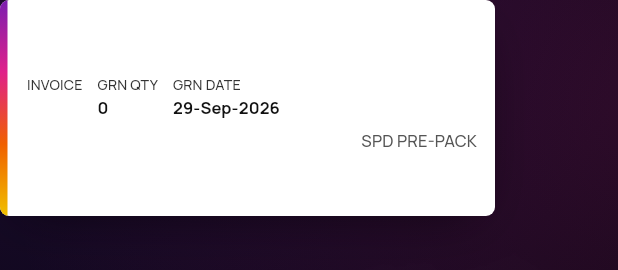
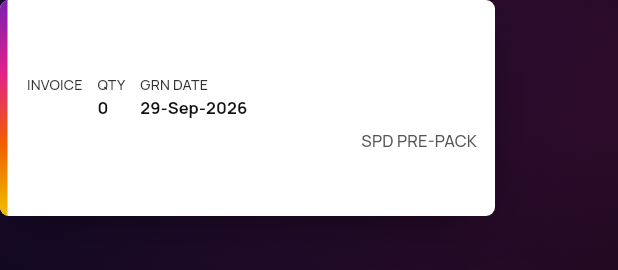
Before and after one commit to vistarlogitekdeveloper/Vistar_SPD_FE, a Flutter app: the LabelCard widget shown alone on an empty page, opened directly with empty values, on a phone screen of 412 x 824 dp. Shown: the top 270 px of the screen. Run offline on Flutter 3.47's test engine with Material 3 defaults, Android fonts, the phone set to English and light mode, and no system bars; our stand-ins replace dio, file_picker, flutter_riverpod, go_router, google_fonts, printing and 1 more; missing offline and left inert: file_saver; accounts and stored records are empty; network calls fail; project files that could hold a hidden picture were left out.

Commit message:
FR-3.5: show every label an MOQ-split line prints
A line of 350 with an MOQ of 300 now previews as two labels, 300 and 50,
rather than one label for the whole quantity. LabelPreview carries a list
of LabelUnit, each with its own quantity, QR and barcode, and LabelCard
draws one of them.

Each card shows that pack's quantity in the QTY field, and — only when
the line was actually split — a "1 of 2 · GRN 350" marker, so FR-3.1's
GRN quantity is still on the label beside the pack's share. A line
without an MOQ renders exactly as it did before the rule: no marker, no
second number, nothing to re-approve.

The print dialog states the arithmetic it is about to commit stock to
("MOQ 300 against a GRN quantity of 350 SET — 300 + 50") and lays the
labels out side by side, because a Supervisor pressing Print on a split
line should see both pouches first.

Co-Authored-By: Claude Opus 5 <noreply@anthropic.com>

```diff
--- a/lib/data/repository.dart
+++ b/lib/data/repository.dart
@@ -120,9 +120,17 @@ class SpdRepository {
     return LabelPreview(
       line: GrnLine(_m(res['line'])),
       template: '${res['template']}',
-      payload: '${res['payload']}',
-      qr: (res['qr'] as List).map((row) => (row as List).map((c) => c == 1).toList()).toList(),
-      barcode: (res['barcode'] as List).map((e) => (e as num).toInt()).toList(),
+      labels: [
+        for (final l in (res['labels'] as List? ?? const []))
+          LabelUnit(
+            index: (l['index'] as num?)?.toInt() ?? 1,
+            of: (l['of'] as num?)?.toInt() ?? 1,
+            qty: (l['qty'] as num?) ?? 0,
+            payload: '${l['payload']}',
+            qr: (l['qr'] as List).map((row) => (row as List).map((c) => c == 1).toList()).toList(),
+            barcode: (l['barcode'] as List).map((e) => (e as num).toInt()).toList(),
+          ),
+      ],
       alreadyPrinted: res['alreadyPrinted'] == true,
     );
   }
@@ -377,21 +385,42 @@ class LineDetail {
   final List<Allocation> allocations;
 }
 
+/// FR-3.5 — one printed label. A line with an MOQ of 300 and a GRN quantity of
+/// 350 yields two of these, 300 and 50, each with its own quantity and QR.
+class LabelUnit {
+  LabelUnit({
+    required this.index,
+    required this.of,
+    required this.qty,
+    required this.payload,
+    required this.qr,
+    required this.barcode,
+  });
+  final int index;
+  final int of;
+  final num qty;
+  final String payload;
+  final List<List<bool>> qr;
+  final List<int> barcode;
+
+  bool get isSplit => of > 1;
+  String get marker => '$index of $of';
+}
+
 class LabelPreview {
   LabelPreview({
     required this.line,
     required this.template,
-    required this.payload,
-    required this.qr,
-    required this.barcode,
+    required this.labels,
     required this.alreadyPrinted,
   });
   final GrnLine line;
   final String template;
-  final String payload;
-  final List<List<bool>> qr;
-  final List<int> barcode;
+  final List<LabelUnit> labels;
   final bool alreadyPrinted;
+
+  /// The first label, for the callers that only ever show one.
+  LabelUnit get first => labels.first;
 }
 
 class MemberQueue {
--- a/lib/models/models.dart
+++ b/lib/models/models.dart
@@ -62,6 +62,10 @@ class GrnLine {
   String get vendor => '${raw['vendor'] ?? ''}';
   String get grnDate => '${raw['grn_date'] ?? ''}';
   num get grnQty => numOf(raw['grn_qty']);
+
+  /// FR-3.5 — the pack size the line's labels are split by, when the GRN
+  /// export carried one.
+  num? get moq => raw['moq'] == null ? null : numOf(raw['moq']);
   num get packed => numOf(raw['packed']);
   num get pending => numOf(raw['pending']);
   int get pouches => intOf(raw['pouches']);
--- a/lib/ui/widgets/label_card.dart
+++ b/lib/ui/widgets/label_card.dart
@@ -11,14 +11,20 @@ import '../../data/repository.dart';
 /// same code that draws the PDF — so what a supervisor approves on screen is
 /// what the printer produces, rather than two implementations that agree today.
 class LabelCard extends StatelessWidget {
-  const LabelCard({super.key, required this.preview, this.width = 330});
+  const LabelCard({super.key, required this.preview, this.unit, this.width = 330});
 
   final LabelPreview preview;
+
+  /// FR-3.5 — which of the line's labels to draw. Defaults to the first, which
+  /// is the only one for a line without an MOQ.
+  final LabelUnit? unit;
+
   final double width;
 
   @override
   Widget build(BuildContext context) {
     final l = preview.line;
+    final u = unit ?? (preview.labels.isEmpty ? null : preview.first);
     return Container(
       width: width,
       clipBehavior: Clip.antiAlias,
@@ -57,13 +63,23 @@ class LabelCard extends StatelessWidget {
                   // rather than overflowing if `width` is set narrower.
                   Wrap(spacing: 10, runSpacing: 4, children: [
                     _Field('INVOICE', l.invoiceNo),
-                    _Field('GRN QTY', '${nf(l.grnQty)} ${l.uom}'),
+                    // This pack's own quantity, which is the whole GRN quantity
+                    // unless the line was split by MOQ.
+                    _Field('QTY', '${nf(u?.qty ?? l.grnQty)} ${l.uom}'),
                     _Field('GRN DATE', fmtD(l.grnDate)),
                   ]),
+                  // FR-3.1 still wants the GRN quantity on the label, so when
+                  // QTY is only this pack's share, both numbers are printed.
+                  if (u != null && u.isSplit) ...[
+                    const SizedBox(height: 4),
+                    Text('${u.marker}  ·  GRN ${nf(l.grnQty)} ${l.uom}',
+                        style: body(size: 10, weight: FontWeight.w800, color: const Color(0xFF14091F)),
+                        maxLines: 1, overflow: TextOverflow.ellipsis),
+                  ],
                 ]),
               ),
               const SizedBox(width: 10),
-              _Qr(modules: preview.qr, size: 62),
+              _Qr(modules: u?.qr ?? const [], size: 62),
             ]),
             const SizedBox(height: 6),
             Row(crossAxisAlignment: CrossAxisAlignment.end, children: [
@@ -76,7 +92,7 @@ class LabelCard extends StatelessWidget {
               Text('SPD PRE-PACK', style: body(size: 11, color: const Color(0xFF555555))),
             ]),
             const SizedBox(height: 6),
-            SizedBox(height: 26, child: _Barcode(widths: preview.barcode)),
+            SizedBox(height: 26, child: _Barcode(widths: u?.barcode ?? const [])),
           ]),
         ),
       ]),
```
Also changed, not shown: lib/ui/supervisor/labels_screen.dart (+27 -2 lines), 3 other files.
